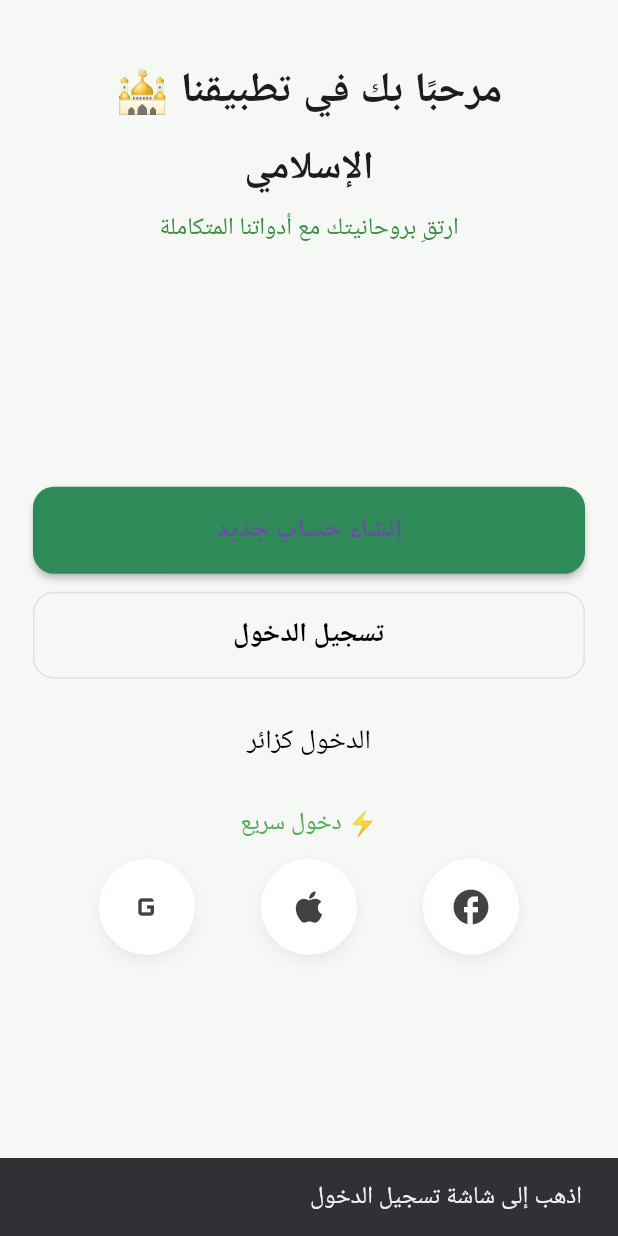
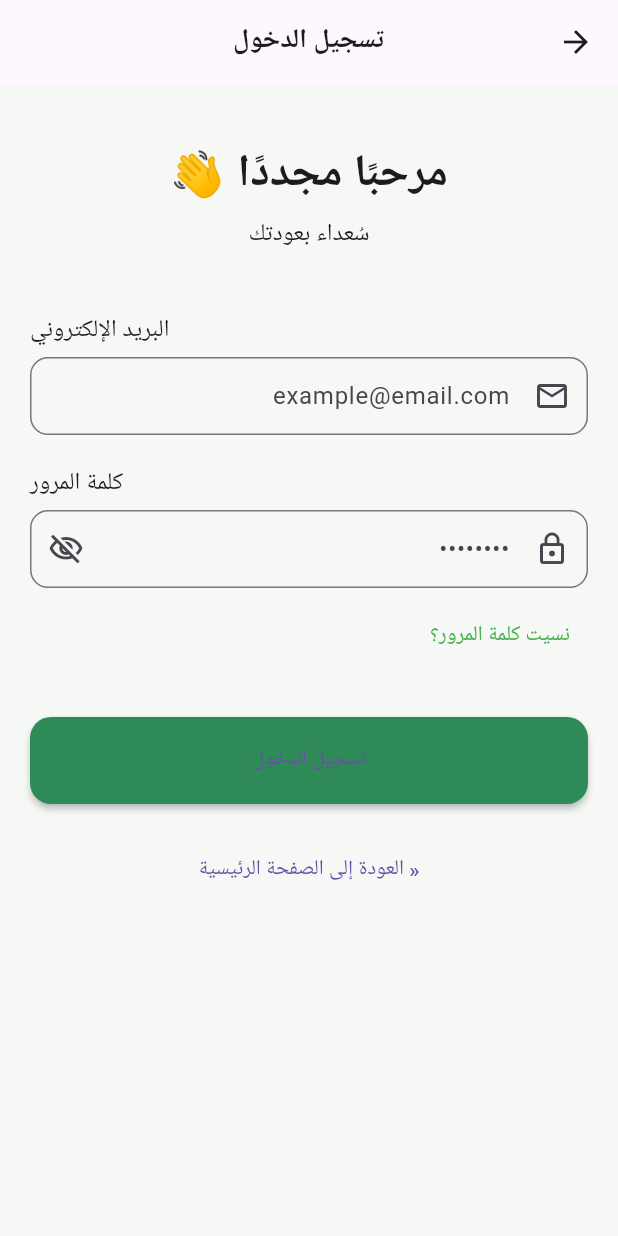
Before and after one commit to SyneryCode/Islamic-Application, a Flutter app: the screen it shows after launch, after a tap on "تسجيل الدخول", on a phone screen of 412 x 824 dp. Run offline on Flutter 3.47's test engine with Material 3 defaults, Android fonts, the phone set to English and light mode, and no system bars.

Commit message:
login and sign in

```diff
--- /dev/null
+++ b/islamic_app_frontend/lib/features/auth/presentation/providers/login_provider.dart
@@ -0,0 +1,18 @@
+import 'package:flutter/material.dart';
+
+class LoginProvider extends ChangeNotifier {
+  bool _isLoading = false;
+  bool get isLoading => _isLoading;
+
+  void setLoading(bool v) {
+    _isLoading = v;
+    notifyListeners();
+  }
+
+  Future<void> login(String email, String password) async {
+    setLoading(true);
+
+    await Future.delayed(const Duration(milliseconds: 600));
+    setLoading(false);
+  }
+}
--- /dev/null
+++ b/islamic_app_frontend/lib/features/auth/presentation/screens/login_screen.dart
@@ -0,0 +1,146 @@
+import 'package:flutter/material.dart';
+import 'package:provider/provider.dart';
+import '../providers/login_provider.dart';
+
+class LoginScreen extends StatelessWidget {
+  const LoginScreen({super.key});
+
+  @override
+  Widget build(BuildContext context) {
+    final provider = Provider.of<LoginProvider>(context);
+    final theme = Theme.of(context);
+
+    return Directionality(
+      textDirection: TextDirection.rtl,
+      child: Scaffold(
+        appBar: AppBar(
+          title: const Text('تسجيل الدخول'),
+          centerTitle: true,
+          leading: IconButton(
+            icon: const Icon(Icons.arrow_back),
+            onPressed: () => Navigator.pop(context),
+          ),
+        ),
+        body: SafeArea(
+          child: Padding(
+            padding: const EdgeInsets.all(20.0),
+            child: Column(
+              crossAxisAlignment: CrossAxisAlignment.center,
+              children: [
+                const SizedBox(height: 20),
+                Text(
+                  'مرحبًا مجددًا 👋',
+                  style: theme.textTheme.headlineMedium?.copyWith(
+                    fontWeight: FontWeight.w700,
+                  ),
+                ),
+                const SizedBox(height: 8),
+                Text('سُعداء بعودتك', style: theme.textTheme.bodyMedium),
+                const SizedBox(height: 40),
+
+                _buildInputField(
+                  label: "البريد الإلكتروني",
+                  hint: "example@email.com",
+                  icon: Icons.email_outlined,
+                ),
+                const SizedBox(height: 20),
+
+                _buildPasswordField(label: "كلمة المرور", hint: "••••••••"),
+                const SizedBox(height: 8),
+                Align(
+                  alignment: Alignment.centerRight,
+                  child: TextButton(
+                    onPressed: () {
+                      // TODO: عرض شاشة "نسيت كلمة المرور"
+                    },
+                    child: const Text(
+                      'نسيت كلمة المرور؟',
+                      style: TextStyle(color: Colors.green),
+                    ),
+                  ),
+                ),
+                const SizedBox(height: 30),
+
+                if (provider.isLoading)
+                  const CircularProgressIndicator()
+                else
+                  SizedBox(
+                    width: double.infinity,
+                    child: ElevatedButton(
+                      onPressed: () {
+                        // TODO: استدعاء provider.login(...)
+                        ScaffoldMessenger.of(context).showSnackBar(
+                          const SnackBar(content: Text('جارٍ الدخول...')),
+                        );
+                      },
+                      child: const Text('تسجيل الدخول'),
+                    ),
+                  ),
+
+                const SizedBox(height: 20),
+
+                TextButton(
+                  onPressed: () => Navigator.pop(context),
+                  child: const Text('« العودة إلى الصفحة الرئيسية'),
+                ),
+              ],
+            ),
+          ),
+        ),
+      ),
+    );
+  }
+
+  Widget _buildInputField({
+    required String label,
+    required String hint,
+    required IconData icon,
+  }) {
+    return Column(
+      crossAxisAlignment: CrossAxisAlignment.end,
+      children: [
+        Text(label, style: const TextStyle(fontWeight: FontWeight.w500)),
+        const SizedBox(height: 6),
+        TextField(
+          textAlign: TextAlign.right,
+          decoration: InputDecoration(
+            hintText: hint,
+            prefixIcon: Icon(icon),
+            border: OutlineInputBorder(borderRadius: BorderRadius.circular(12)),
+            contentPadding: const EdgeInsets.symmetric(
+              horizontal: 16,
+              vertical: 14,
+            ),
+          ),
+        ),
+      ],
+    );
+  }
+
+  Widget _buildPasswordField({required String label, required String hint}) {
+    return Column(
+      crossAxisAlignment: CrossAxisAlignment.end,
+      children: [
+        Text(label, style: const TextStyle(fontWeight: FontWeight.w500)),
+        const SizedBox(height: 6),
+        TextField(
+          obscureText: true,
+          textAlign: TextAlign.right,
+          decoration: InputDecoration(
+            hintText: hint,
+            prefixIcon: const Icon(Icons.lock_outline),
+            suffixIcon: IconButton(
+              icon: const Icon(Icons.visibility_off_outlined),
+              onPressed: () {},
+            ),
+            border: OutlineInputBorder(borderRadius: BorderRadius.circular(12)),
+            contentPadding: const EdgeInsets.symmetric(
+              horizontal: 16,
+              vertical: 14,
+            ),
+          ),
+        ),
+      ],
+    );
+  }
+}
--- a/islamic_app_frontend/lib/features/auth/presentation/screens/welcome_screen.dart
+++ b/islamic_app_frontend/lib/features/auth/presentation/screens/welcome_screen.dart
@@ -2,6 +2,8 @@ import 'package:flutter/material.dart';
 import 'package:provider/provider.dart';
 import '../providers/welcome_provider.dart';
 import '../widgets/rounded_button.dart';
+import 'register_screen.dart';
+import 'login_screen.dart';
 
 class WelcomeScreen extends StatelessWidget {
   const WelcomeScreen({Key? key}) : super(key: key);
@@ -63,13 +65,28 @@ class WelcomeScreen extends StatelessWidget {
                 else ...[
                   RoundedButton(
                     label: 'إنشاء حساب جديد',
-                    onPressed: () => provider.createAccount(context),
+                    onPressed: () {
+                      Navigator.push(
+                        context,
+                        MaterialPageRoute(
+                          builder: (context) => const RegisterScreen(),
+                        ),
+                      );
+                    },
                     filled: true,
                   ),
+
                   const SizedBox(height: 12),
                   RoundedButton(
                     label: 'تسجيل الدخول',
-                    onPressed: () => provider.login(context),
+                    onPressed: () {
+                      Navigator.push(
+                        context,
+                        MaterialPageRoute(
+                          builder: (context) => const LoginScreen(),
+                        ),
+                      );
+                    },
                     filled: false,
                   ),
                   const SizedBox(height: 18),
--- a/islamic_app_frontend/lib/main.dart
+++ b/islamic_app_frontend/lib/main.dart
@@ -3,6 +3,8 @@ import 'package:provider/provider.dart';
 import 'core/theme/app_theme.dart';
 import 'features/auth/presentation/providers/welcome_provider.dart';
 import 'features/auth/presentation/screens/welcome_screen.dart';
+import 'package:islamic_app_frontend/features/auth/presentation/providers/register_provider.dart';
+import 'features/auth/presentation/providers/login_provider.dart';
 
 void main() {
   runApp(const MyApp());
@@ -14,7 +16,11 @@ class MyApp extends StatelessWidget {
   @override
   Widget build(BuildContext context) {
     return MultiProvider(
-      providers: [ChangeNotifierProvider(create: (_) => WelcomeProvider())],
+      providers: [
+        ChangeNotifierProvider(create: (_) => WelcomeProvider()),
+        ChangeNotifierProvider(create: (_) => RegisterProvider()),
+        ChangeNotifierProvider(create: (_) => LoginProvider()),
+      ],
       child: MaterialApp(
         debugShowCheckedModeBanner: false,
         title: 'التطبيق الإسلامي',
```
Also changed, not shown: islamic_app_frontend/lib/features/auth/presentation/providers/register_provider.dart (added, +106 -0 lines), islamic_app_frontend/lib/features/auth/presentation/screens/register_screen.dart (+1 -20 lines).
